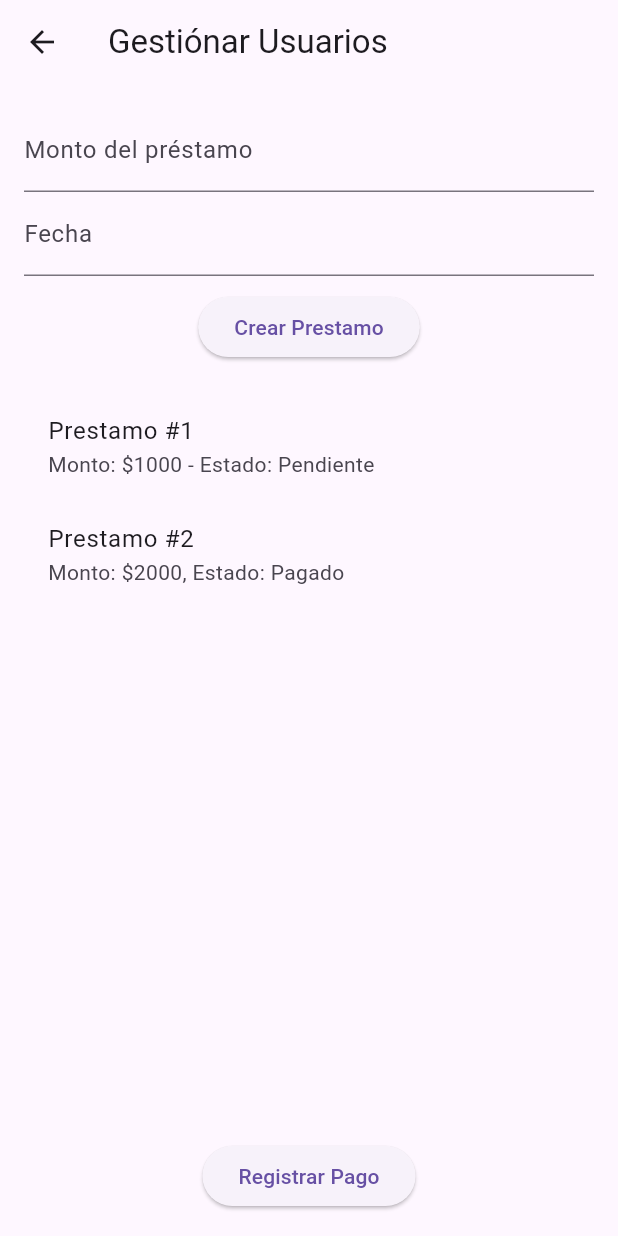
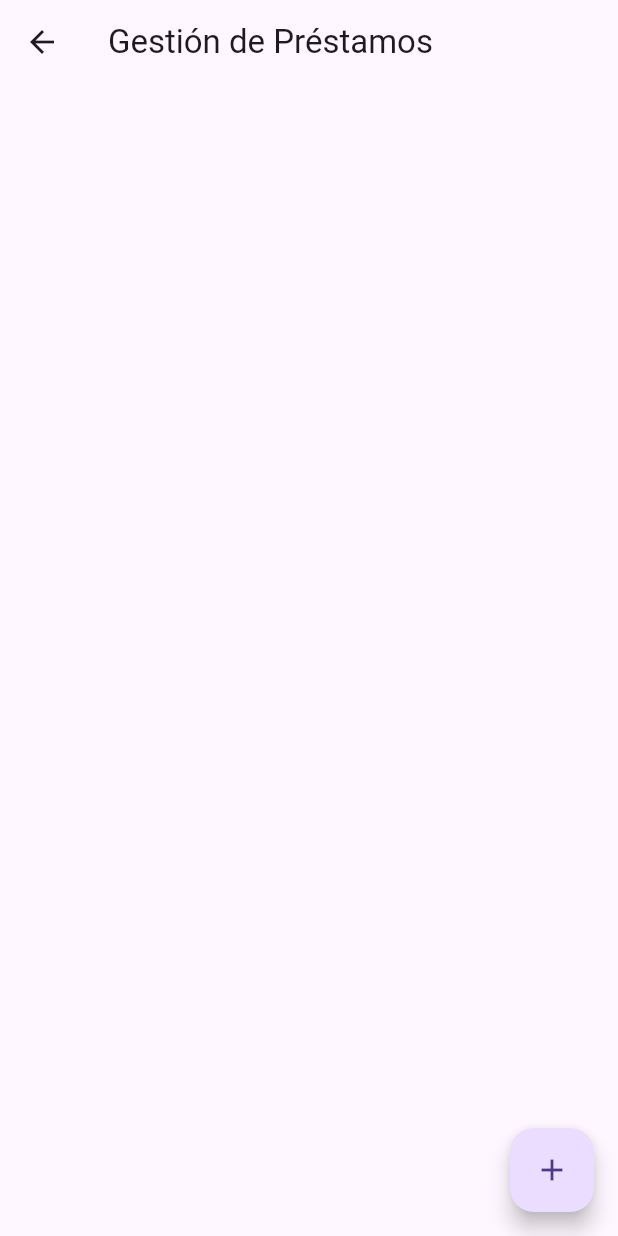
Before and after one commit to ChaloBuitrago/money_admin_new, a Flutter app: the DashboardScreen screen opened by its route, after a tap on "Gestionar Prestamos", on a phone screen of 412 x 824 dp. Run offline on Flutter 3.47's test engine with Material 3 defaults, Android fonts, the phone set to English and light mode, and no system bars; our stand-ins replace permission_handler, sqflite; missing offline and left inert: flutter_sms; accounts and stored records are empty.

Commit message:
"Fase 4: Implementación CRUD de préstamos y pagos con modelo Pago (por terminar config)"

```diff
--- a/lib/main.dart
+++ b/lib/main.dart
@@ -24,7 +24,7 @@ class MyApp extends StatelessWidget {
         '/login': (context) => const LoginScreen(),
         '/dashboard': (context) => const DashboardScreen(),
         '/users': (context) => const UserManagementScreen(),
-        '/loans': (context) => const LoanManagementScreen(),
+        '/loans': (context) => const PrestamoManagementScreen(),
         '/reports': (context) => const ReportScreen(),
 
       },
--- a/lib/models/pago.dart
+++ b/lib/models/pago.dart
@@ -1,32 +1,29 @@
-class Pago{
-  final String id;
-  final String prestamoId;
+class Pago {
+  final int? id;
+  final int prestamoId;
   final double monto;
-  final DateTime fecha;
+  final String fecha;
 
-  Pago({required this.id, required this.prestamoId, required this.monto, required this.fecha});
+  Pago({
+    this.id,
+    required this.prestamoId,
+    required this.monto,
+    required this.fecha,
+  });
 
-  Map <String, dynamic> toMap() {
-    return {
-      'id': id,
-      'prestamoId': prestamoId,
-      'monto': monto,
-      'fecha': fecha.toIso8601String(),
-    };
-  }
+  factory Pago.fromMap(Map<String, dynamic> json) => Pago(
+      id: json['id'],
+      prestamoId: json['loan_id'],
+      monto: json['monto'],
+      fecha: json['fecha'],
+    );
 
-  factory Pago.fromMap(Map<String, dynamic> map) {
-    return Pago(
-      id: map['id'],
-      prestamoId: map['prestamoId'],
-      monto: map['monto'],
-      fecha: DateTime.parse(map['fecha']),
-    );
-  }
-
-  ///Método auxiliar para generar resumen del pago
-  String generarResumen() {
-    return "Pago #$id de \$${monto.toStringAsFixed(2)}"
-        "para el préstamo $prestamoId, fecha: ${fecha.toIso8601String()}";
-  }
+    Map<String, dynamic> toMap() {
+return {
+  'id': id,
+  'prestamoId': prestamoId,
+  'monto': monto,
+  'fecha': fecha,
+};
 }
+}
--- a/lib/models/prestamo.dart
+++ b/lib/models/prestamo.dart
@@ -1,48 +1,24 @@
-import 'pago.dart';
+class Prestamo {
+  final int? id;
+  final double monto;
+  final String fecha;
+  final String estado;
 
-class Prestamo {
-  final int id;
-  final int userId;
-  final double monto;
-  final DateTime fecha;
-  final List<Pago> pagos; //Lista de pagos asociados
+  Prestamo({this.id, required this.monto, required this.fecha, required this.estado});
 
-  Prestamo({
-    required this.id,
-    required this.userId,
-    required this.monto,
-    required this.fecha,
-    this.pagos = const [],
-  });
+  factory Prestamo.fromMap(Map<String, dynamic> json) => Prestamo(
+    id: json['id'],
+    monto: json['monto'],
+    fecha: json['fecha'],
+    estado: json['estado'],
+  );
 
-  Map <String, dynamic> toMap() {
+  Map<String, dynamic> toMap() {
     return {
       'id': id,
-      'userId': userId,
       'monto': monto,
-      'fecha': fecha.toIso8601String(),
+      'fecha': fecha,
+      'estado': estado,
     };
   }
-
-  factory Prestamo.fromMap(Map<String, dynamic> map) {
-    return Prestamo(
-      id: map['id'],
-      userId: map['userId'],
-      monto: map['monto'],
-      fecha: DateTime.parse(map['fecha']),
-    );
-  }
-
-  ///Método auxiliar: calcula el saldo pendiente
-  double saldoPendiente() {
-    double totalPagado = pagos.fold(0, (sum, pago) => sum + pago.monto);
-    return monto - totalPagado;
-  }
-
-  ///Método auxiliar para generar resumen del préstamo
-  String generarResumen () {
-    return "Préstamo #$id de \$${monto.toStringAsFixed(2)}"
-        "al usuario $userId, fecha: ${fecha.toIso8601String()},"
-        "saldo pendiente: \$${saldoPendiente().toStringAsFixed(2)}";
-  }
 }
--- a/lib/screens/loan_management_screen.dart
+++ b/lib/screens/loan_management_screen.dart
@@ -1,64 +1,142 @@
 import 'package:flutter/material.dart';
+import 'package:money_admin_new/models/prestamo.dart';
+import '../services/database_helper.dart';
+import '../models/pago.dart';
 
-class LoanManagementScreen extends StatelessWidget {
-  const LoanManagementScreen({super.key});
+
+class PrestamoManagementScreen extends StatefulWidget {
+  const PrestamoManagementScreen({super.key});
+
+  @override
+  State<PrestamoManagementScreen> createState() => _PrestamoManagementScreenState();
+}
+
+class _PrestamoManagementScreenState extends State<PrestamoManagementScreen> {
+  late Future<List<Prestamo>> _prestamos;
+
+  @override
+  void initState() {
+    super.initState();
+    _refreshPrestamos();
+  }
+
+  void _refreshPrestamos() {
+    setState(() {
+      _prestamos = DatabaseHelper.instance.getPrestamos();
+    });
+  }
+
+  void _crearPrestamo() async {
+    final montoController = TextEditingController();
+    final fechaController = TextEditingController();
+
+    await showDialog(
+      context: context,
+      builder: (_) => AlertDialog(
+        title: const Text("Crear Préstamo"),
+        content: Column(
+          mainAxisSize: MainAxisSize.min,
+          children: [
+            TextField(controller: montoController, decoration: const InputDecoration(labelText: "Monto")),
+            TextField(controller: fechaController, decoration: const InputDecoration(labelText: "Fecha")),
+          ],
+        ),
+        actions: [
+          TextButton(onPressed: () => Navigator.pop(context), child: const Text("Cancelar")),
+          ElevatedButton(
+            onPressed: () async {
+              final loan = Prestamo(monto: double.parse(montoController.text), fecha: fechaController.text, estado: "Pendiente");
+              await DatabaseHelper.instance.insertPrestamo(loan);
+              Navigator.pop(context);
+              _refreshPrestamos();
+            },
+            child: const Text("Guardar"),
+          ),
+        ],
+      ),
+    );
+  }
+
+  void _editarPrestamo(Prestamo loan) async {
+    final montoController = TextEditingController(text: loan.monto.toString());
+    final fechaController = TextEditingController(text: loan.fecha);
+
+    await showDialog(
+      context: context,
+      builder: (_) => AlertDialog(
+        title: const Text("Editar Préstamo"),
+        content: Column(
+          mainAxisSize: MainAxisSize.min,
+          children: [
+            TextField(controller: montoController, decoration: const InputDecoration(labelText: "Monto")),
+            TextField(controller: fechaController, decoration: const InputDecoration(labelText: "Fecha")),
+          ],
+        ),
+        actions: [
+          TextButton(onPressed: () => Navigator.pop(context), child: const Text("Cancelar")),
+          ElevatedButton(
+            onPressed: () async {
+              final updatedLoan = Prestamo(id: loan.id, monto: double.parse(montoController.text), fecha: fechaController.text, estado: loan.estado);
+              await DatabaseHelper.instance.updatePrestamo(updatedLoan);
+              Navigator.pop(context);
+              _refreshPrestamos();
+            },
+            child: const Text("Actualizar"),
+          ),
+        ],
+      ),
+    );
+  }
+
+  void _eliminarPrestamo(int id) async {
+    await DatabaseHelper.instance.deletePrestamo(id);
+    _refreshPrestamos();
+  }
+
+  void _registrarPago(Prestamo prestamo) async {
+    final pago = Pago(
+      prestamoId: prestamo.id!,
+      monto: prestamo.monto, // Para demo, se registra el pago completo
+      fecha: DateTime.now().toString(),
+    );
+    await DatabaseHelper.instance.insertPago(pago);
+    _refreshPrestamos();
+  }
 
   @override
   Widget build(BuildContext context) {
     return Scaffold(
-      appBar: AppBar(title: const Text("Gestiónar Usuarios")),
-      body: Padding(
-        padding: const EdgeInsets.all(16.0),
-        child: Column(
-          children: [
-            // Formulario básico para crear préstamo (placeholder)
-            TextField(
-              decoration: const InputDecoration(labelText: "Monto del préstamo"),
-              keyboardType: TextInputType.number,
-            ),
-            TextField(
-              decoration: const InputDecoration(labelText: "Fecha"),
-            ),
-            const SizedBox(height: 10),
-            ElevatedButton(
-                onPressed:() {
-                  //Placeholder para lógica de creación de préstamo
-                  ScaffoldMessenger.of(context).showSnackBar(
-                    const SnackBar(
-                        content: Text("Prestamo creado(placeholder)")),
-                  );
-                },
-                child: const Text("Crear Prestamo")
-            ),
-            const SizedBox(height: 20),
-
-            //Lista de préstamos (placeholder)
-            Expanded(
-                child: ListView(
-                  children: const [
-                    ListTile(
-                      title: Text("Prestamo #1"),
-                      subtitle: Text("Monto: \$1000 - Estado: Pendiente"),
-                    ),
-                    ListTile(
-                      title: Text("Prestamo #2"),
-                      subtitle: Text("Monto: \$2000, Estado: Pagado"),
-                    ),
+      appBar: AppBar(title: const Text("Gestión de Préstamos")),
+      body: FutureBuilder<List<Prestamo>>(
+        future: _prestamos,
+        builder: (context, snapshot) {
+          if (!snapshot.hasData) {
+            return const Center(child: CircularProgressIndicator());
+          }
+          final prestamos = snapshot.data!;
+          return ListView.builder(
+            itemCount: prestamos.length,
+            itemBuilder: (context, index) {
+              final loan = prestamos[index];
+              return ListTile(
+                title: Text("Monto: \$${loan.monto}"),
+                subtitle: Text("Fecha: ${loan.fecha} - Estado: ${loan.estado}"),
+                trailing: Row(
+                  mainAxisSize: MainAxisSize.min,
+                  children: [
+                    IconButton(icon: const Icon(Icons.payment, color: Colors.green), onPressed: () => _registrarPago(loan)),
+                    IconButton(icon: const Icon(Icons.delete, color: Colors.red), onPressed: () => _eliminarPrestamo(loan.id!)),
                   ],
                 ),
-            ),
-
-            //Boton para registrar pago (placeholder)
-            ElevatedButton(
-                onPressed: () {
-                  ScaffoldMessenger.of(context).showSnackBar(
-                    const SnackBar(content: Text("Pago Registrado (placeholder)")),
-                  );
-                },
-                child: const Text("Registrar Pago")
-            ),
-          ],
-        ),
+                onTap: () => _editarPrestamo(loan),
+              );
+            },
+          );
+        },
+      ),
+      floatingActionButton: FloatingActionButton(
+        onPressed: _crearPrestamo,
+        child: const Icon(Icons.add),
       ),
     );
   }
```
Also changed, not shown: lib/services/database_helper.dart (+35 -10 lines).
